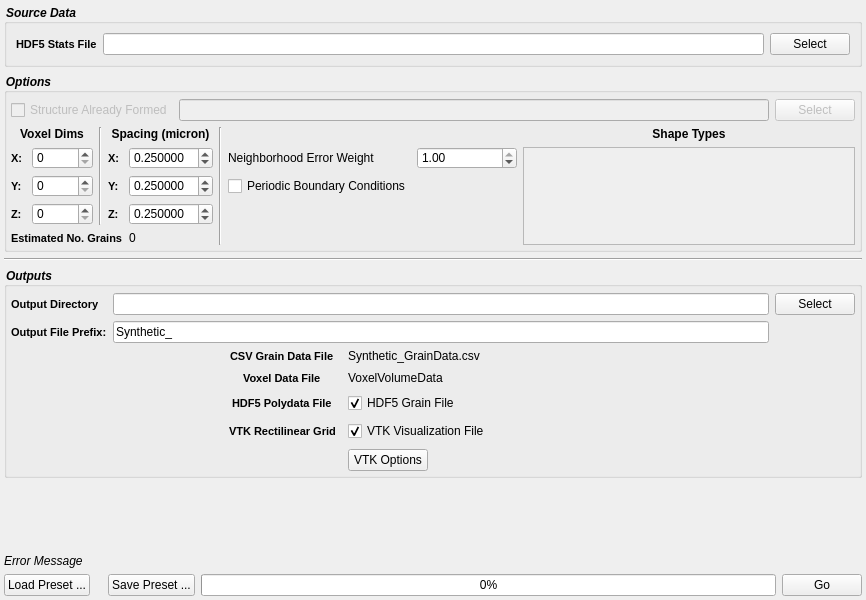
Old version of the form Source/Plugins/GrainGenerator/UI/GrainGeneratorWidget.ui in the repository BlueQuartzSoftware/DREAM3D.
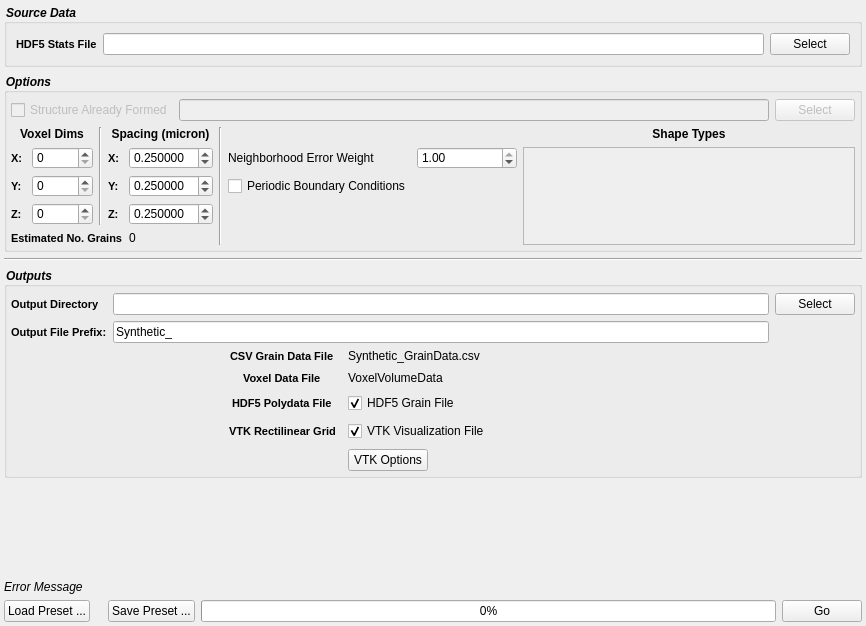
New version of the form. Custom widgets are drawn as their Qt base class.

Commit message: Fixing layout bugs on OS X due to the use of style sheets and the user of a specific font wieght and style. Fixing the titles on some open/save dialog windows

Diff of the .ui file:
```diff
--- a/Source/Plugins/GrainGenerator/UI/GrainGeneratorWidget.ui
+++ b/Source/Plugins/GrainGenerator/UI/GrainGeneratorWidget.ui
@@ -7,7 +7,7 @@
     <x>0</x>
     <y>0</y>
     <width>866</width>
-    <height>600</height>
+    <height>626</height>
    </rect>
   </property>
   <property name="windowTitle">
```
Left out of the diff: 28 changed lines with no effect on the pictures. The commit also changes 7 other files.
